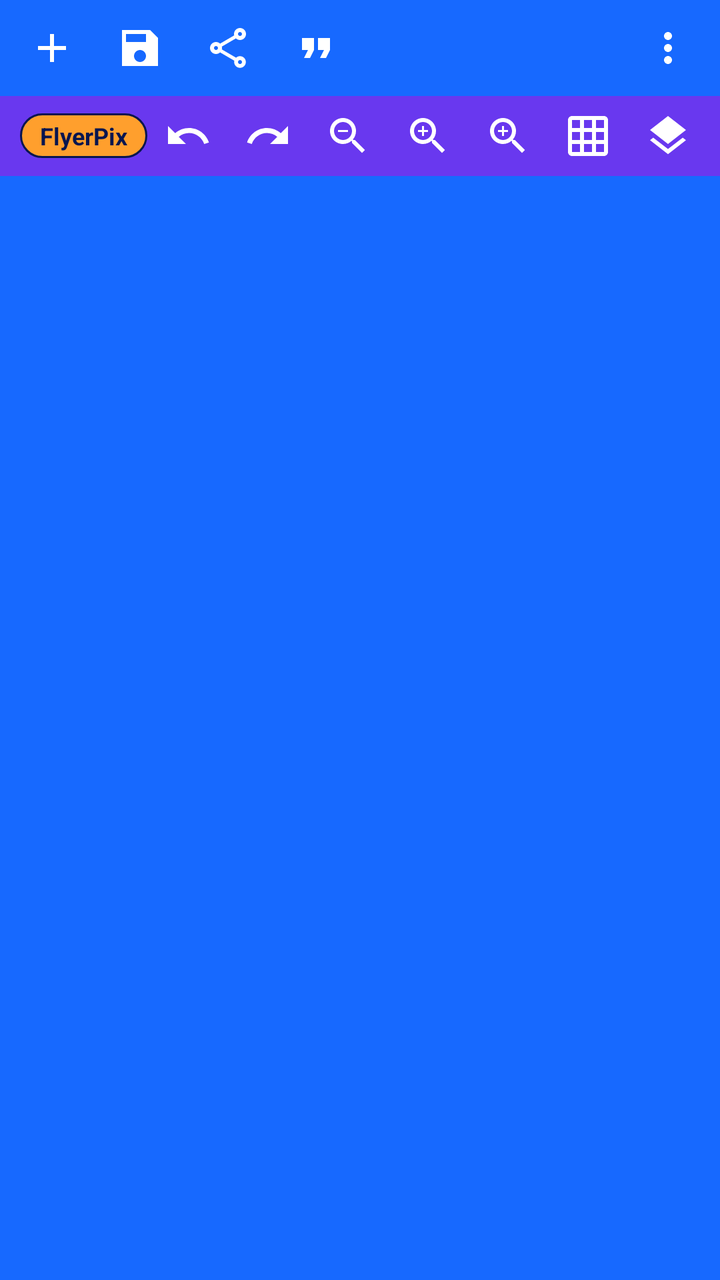
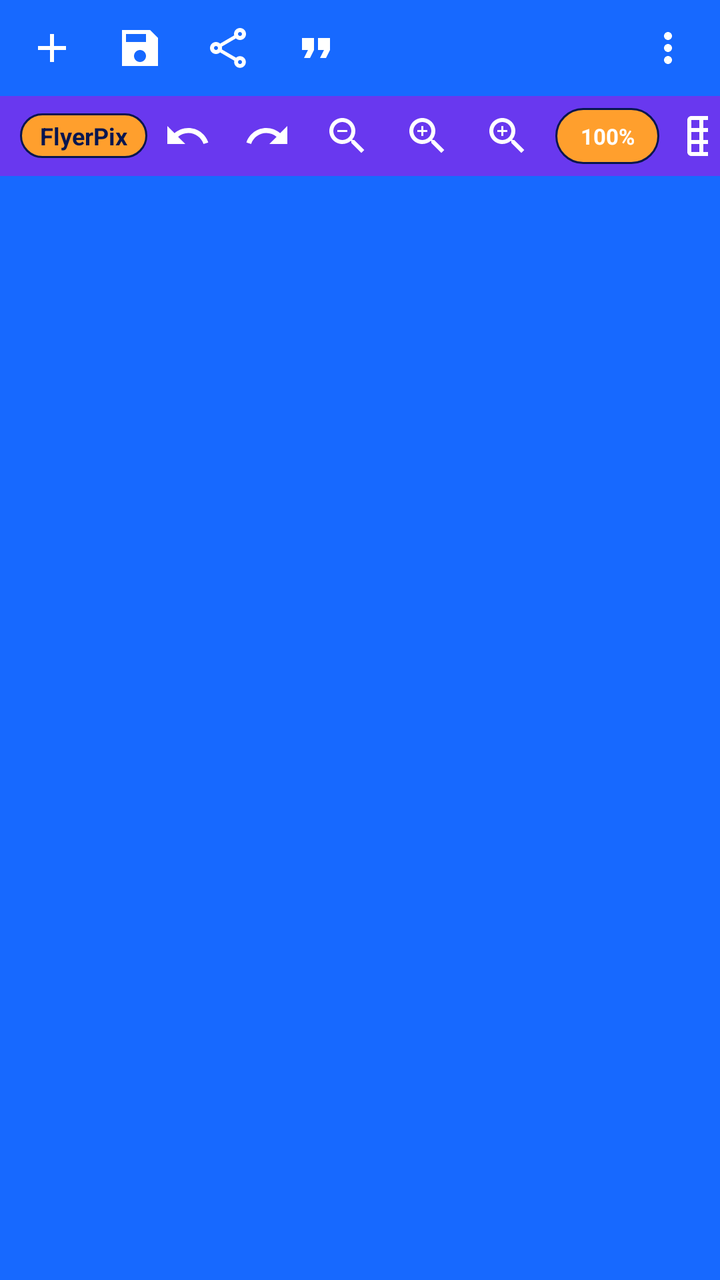

Two renders of the same Android screen: before a commit and after it. Below are the layout's source before the change and the commit's diff.
<!-- AndroidManifest.xml: application theme AppTheme -->
<!-- res/layout/layout_authentic_top_bar.xml -->
<?xml version="1.0" encoding="utf-8"?>
<LinearLayout xmlns:android="http://schemas.android.com/apk/res/android"
    xmlns:app="http://schemas.android.com/apk/res-auto"
    android:id="@+id/authenticTopBarContainer"
    android:layout_width="match_parent"
    android:layout_height="wrap_content"
    android:background="@color/brand_blue"
    android:elevation="6dp"
    android:orientation="vertical">

    
    <LinearLayout
        android:id="@+id/topBarRow1"
        android:layout_width="match_parent"
        android:layout_height="48dp"
        android:gravity="center_vertical"
        android:orientation="horizontal"
        android:paddingHorizontal="4dp">

        <ImageButton
            android:id="@+id/btnTopAdd"
            android:layout_width="44dp"
            android:layout_height="44dp"
            android:background="?attr/selectableItemBackgroundBorderless"
            android:contentDescription="Tambah Objek"
            android:src="@drawable/ic_add_24px"
            app:tint="@android:color/white" />

        <ImageButton
            android:id="@+id/btnTopSave"
            android:layout_width="44dp"
            android:layout_height="44dp"
            android:background="?attr/selectableItemBackgroundBorderless"
            android:contentDescription="Simpan"
            android:src="@drawable/ic_sharp_save_24px"
            app:tint="@android:color/white" />

        <ImageButton
            android:id="@+id/btnTopShare"
            android:layout_width="44dp"
            android:layout_height="44dp"
            android:background="?attr/selectableItemBackgroundBorderless"
            android:contentDescription="Bagikan"
            android:src="@drawable/ic_outline_share_24px"
            app:tint="@android:color/white" />

        <ImageButton
            android:id="@+id/btnTopQuotes"
            android:layout_width="44dp"
            android:layout_height="44dp"
            android:background="?attr/selectableItemBackgroundBorderless"
            android:contentDescription="Kutipan"
            android:src="@drawable/ic_format_quote_24px"
            app:tint="@android:color/white" />

        <View
            android:layout_width="0dp"
            android:layout_height="1dp"
            android:layout_weight="1" />

        <ImageButton
            android:id="@+id/btnTopOverflow"
            android:layout_width="44dp"
            android:layout_height="44dp"
            android:background="?attr/selectableItemBackgroundBorderless"
            android:contentDescription="Menu Lainnya"
            android:src="@drawable/ic_more_vert_24px"
            app:tint="@android:color/white" />
    </LinearLayout>

    
    <LinearLayout
        android:id="@+id/topBarRow2"
        android:layout_width="match_parent"
        android:layout_height="40dp"
        android:background="@color/brand_violet"
        android:gravity="center_vertical"
        android:orientation="horizontal"
        android:paddingHorizontal="6dp">

        <TextView
            android:id="@+id/tvPixelLabBadge"
            android:layout_width="wrap_content"
            android:layout_height="wrap_content"
            android:layout_marginStart="4dp"
            android:background="@drawable/bg_pixellab_badge"
            android:text="FlyerPix"
            android:textColor="@color/brand_navy"
            android:textSize="12sp"
            android:textStyle="bold" />

        <View
            android:layout_width="0dp"
            android:layout_height="1dp"
            android:layout_weight="1" />

        <ImageButton
            android:id="@+id/btnTopUndo"
            android:layout_width="40dp"
            android:layout_height="40dp"
            android:background="?attr/selectableItemBackgroundBorderless"
            android:contentDescription="Undo"
            android:src="@drawable/ic_sharp_undo_24px"
            app:tint="@android:color/white" />

        <ImageButton
            android:id="@+id/btnTopRedo"
            android:layout_width="40dp"
            android:layout_height="40dp"
            android:background="?attr/selectableItemBackgroundBorderless"
            android:contentDescription="Redo"
            android:src="@drawable/ic_sharp_redo_24px"
            app:tint="@android:color/white" />

        <ImageButton
            android:id="@+id/btnTopZoomOut"
            android:layout_width="40dp"
            android:layout_height="40dp"
            android:background="?attr/selectableItemBackgroundBorderless"
            android:contentDescription="Zoom Keluar"
            android:src="@drawable/ic_zoom_out_24px"
            app:tint="@android:color/white" />

        <ImageButton
            android:id="@+id/btnTopZoom"
            android:layout_width="40dp"
            android:layout_height="40dp"
            android:background="?attr/selectableItemBackgroundBorderless"
            android:contentDescription="Reset Zoom"
            android:src="@drawable/ic_zoom_in_24px"
            app:tint="@android:color/white" />

        <ImageButton
            android:id="@+id/btnTopZoomIn"
            android:layout_width="40dp"
            android:layout_height="40dp"
            android:background="?attr/selectableItemBackgroundBorderless"
            android:contentDescription="Zoom Masuk"
            android:src="@drawable/ic_zoom_in_24px"
            app:tint="@android:color/white" />

        <ImageButton
            android:id="@+id/btnTopGrid"
            android:layout_width="40dp"
            android:layout_height="40dp"
            android:background="?attr/selectableItemBackgroundBorderless"
            android:contentDescription="Grid"
            android:src="@drawable/ic_grid_on_24px"
            app:tint="@android:color/white" />

        <ImageButton
            android:id="@+id/btnTopLayers"
            android:layout_width="40dp"
            android:layout_height="40dp"
            android:background="?attr/selectableItemBackgroundBorderless"
            android:contentDescription="Layers"
            android:src="@drawable/ic_layers_24px"
            app:tint="@android:color/white" />
    </LinearLayout>

</LinearLayout>
<!-- resources referenced by this layout -->
<resources>
  <color name="brand_blue">#1769FF</color>
  <color name="brand_navy">#07164F</color>
  <color name="brand_violet">#6938EF</color>
  <!-- drawable ic_add_24px (drawable) -->
  <vector xmlns:android="http://schemas.android.com/apk/res/android"
      android:width="24dp"
      android:height="24dp"
      android:viewportWidth="24"
      android:viewportHeight="24">
    <path
        android:fillColor="@android:color/white"
        android:pathData="M19,13h-6v6h-2v-6H5v-2h6V5h2v6h6v2z"/>
  </vector>
  <!-- drawable ic_format_quote_24px (drawable) -->
  <vector xmlns:android="http://schemas.android.com/apk/res/android"
      android:width="24dp"
      android:height="24dp"
      android:viewportWidth="24"
      android:viewportHeight="24">
    <path
        android:fillColor="@android:color/white"
        android:pathData="M6,17h3l2,-4V7H5v6h3zm8,0h3l2,-4V7h-6v6h3z"/>
  </vector>
  <!-- drawable ic_layers_24px (drawable) -->
  <vector xmlns:android="http://schemas.android.com/apk/res/android"
      android:width="24dp"
      android:height="24dp"
      android:viewportWidth="24"
      android:viewportHeight="24">
    <path
        android:fillColor="#FFFFFFFF"
        android:pathData="M11.99,18.54l-7.37,-5.73L3,14.07l9,7 9,-7 -1.63,-1.27 -7.38,5.74zM12,16l7.36,-5.73L21,9l-9,-7 -9,7 1.63,1.27L12,16z"/>
  </vector>
  <color name="brand_orange">#FF9F2D</color>
  <color name="white">#fff</color>
  <color name="black">#000</color>
  <color name="gray">#616161</color>
  <style name="AppBottomNavigation" parent="Widget.MaterialComponents.BottomNavigationView.Colored">
  
      </style>
  <style name="AppButton" parent="Widget.MaterialComponents.Button.UnelevatedButton">
          <item name="strokeColor">@color/brand_blue</item>
          <item name="strokeWidth">1dp</item>
          <item name="android:textColor">@color/brand_blue</item>
      </style>
  <style name="ButtonText" parent="TextAppearance.MaterialComponents.Button">
          <item name="fontFamily">@font/raleway_semibold</item>
      </style>
  <style name="Body1Text" parent="TextAppearance.MaterialComponents.Body1">
          <item name="fontFamily">@font/raleway_semibold</item>
      </style>
  <style name="Body2Text" parent="TextAppearance.MaterialComponents.Body2">
          <item name="fontFamily">@font/raleway_semibold</item>
      </style>
  <style name="CaptionText" parent="TextAppearance.MaterialComponents.Caption">
          <item name="fontFamily">@font/raleway_semibold</item>
      </style>
  <style name="Headline4Text" parent="TextAppearance.MaterialComponents.Headline6">
          <item name="fontFamily">@font/raleway_semibold</item>
      </style>
  <style name="Headline5Text" parent="TextAppearance.MaterialComponents.Headline6">
          <item name="fontFamily">@font/raleway_semibold</item>
      </style>
  <style name="Headline6Text" parent="TextAppearance.MaterialComponents.Headline6">
          <item name="fontFamily">@font/raleway_semibold</item>
      </style>
  <style name="AppFloatingActionButton" parent="Widget.MaterialComponents.FloatingActionButton">
          <item name="shapeAppearanceOverlay">@style/FloatingActionButton</item>
      </style>
  <style name="SmallComponent" parent="ShapeAppearance.MaterialComponents.SmallComponent">
          <item name="cornerFamily">cut</item>
          <item name="cornerSize">0dp</item>
      </style>
  <style name="MediumComponent" parent="ShapeAppearance.MaterialComponents.MediumComponent">
          <item name="cornerFamily">cut</item>
          <item name="cornerSize">0dp</item>
      </style>
  <style name="LargeComponent" parent="ShapeAppearance.MaterialComponents.LargeComponent">
          <item name="cornerFamily">cut</item>
          <item name="cornerSize">0dp</item>
      </style>
  <style name="FloatingActionButton" parent="ShapeAppearanceOverlay.MaterialComponents.FloatingActionButton">
      </style>
  <!-- unchanged entries left out for length: 11 -->
</resources>

<!-- the commit's change to res/layout/layout_authentic_top_bar.xml (unified diff, before → after) -->
@@ -139,6 +139,19 @@
             android:src="@drawable/ic_zoom_in_24px"
             app:tint="@android:color/white" />
 
+        <TextView
+            android:id="@+id/tvTopZoomLabel"
+            android:layout_width="52dp"
+            android:layout_height="28dp"
+            android:layout_marginStart="4dp"
+            android:layout_marginEnd="4dp"
+            android:background="@drawable/bg_pixellab_badge"
+            android:gravity="center"
+            android:text="100%"
+            android:textColor="@android:color/white"
+            android:textSize="11sp"
+            android:textStyle="bold" />
+
         <ImageButton
             android:id="@+id/btnTopGrid"
             android:layout_width="40dp"
